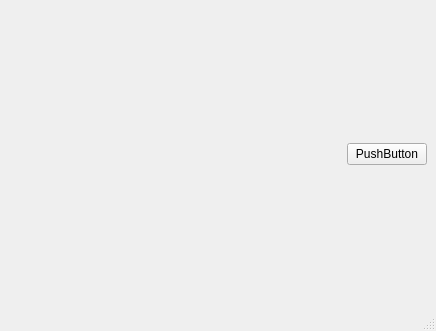
This is src/mainwindow.ui in IDB-15-15/interface as Qt 5 draws it before an edit. The edited form follows.
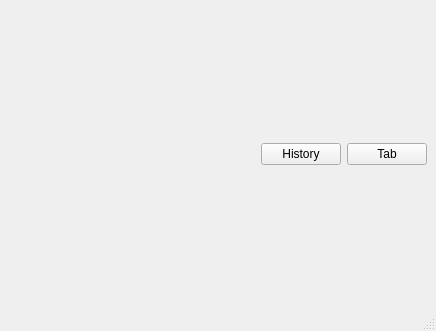
This is the edited form.

Commit message: класс History

What changed in the file:
```diff
--- a/src/mainwindow.ui
+++ b/src/mainwindow.ui
@@ -43,10 +43,20 @@
       </property>
      </widget>
     </item>
+    <item>
+     <widget class="QPushButton" name="btnHistory">
+      <property name="text">
+       <string>History</string>
+      </property>
+     </widget>
+    </item>
     <item>
      <widget class="QPushButton" name="pushButton">
+      <property name="layoutDirection">
+       <enum>Qt::LeftToRight</enum>
+      </property>
       <property name="text">
-       <string>PushButton</string>
+       <string>Tab</string>
       </property>
      </widget>
     </item>
```
The commit also changes 6 other files.
